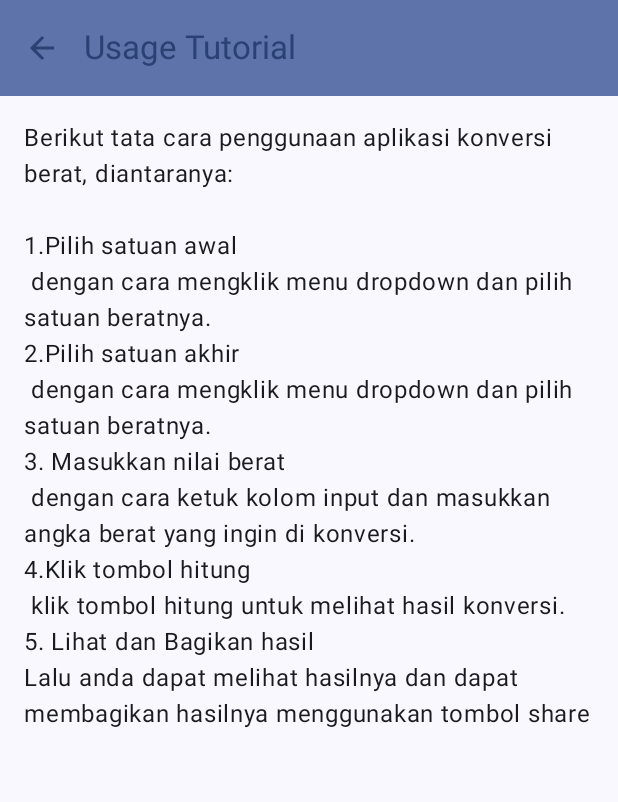
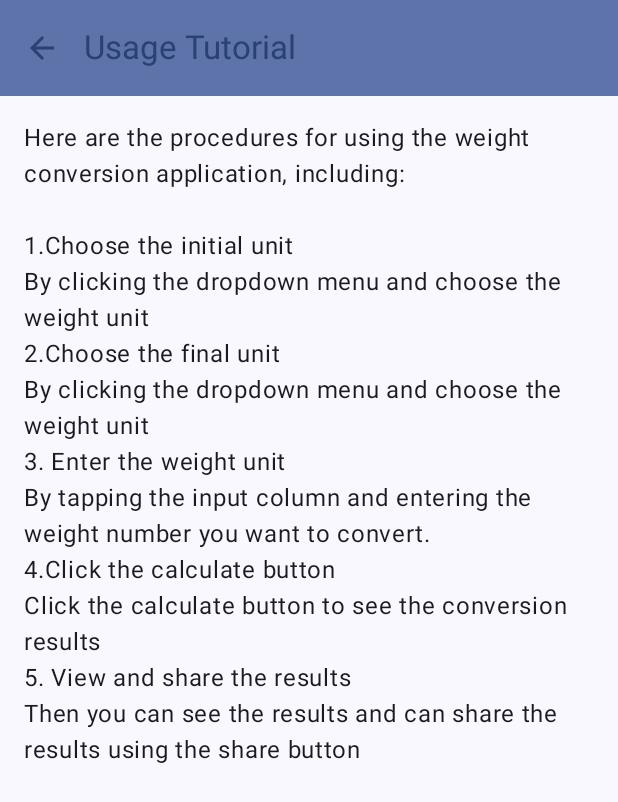
Before and after one commit to Aleaatapasya/Assesment1-Mobpro, an Android app built with Jetpack Compose: the TutorialScreen screen opened through its navigation route, on a phone screen of 412 x 824 dp. Shown: the top 802 px of the screen. Run offline under Robolectric (Android 15) with nearby library versions, the phone set to English and light mode, and no system bars.

Commit message:
memperbaiki share data dan rumus hasil yang kurang tepat

```diff
--- a/app/src/main/res/values/strings.xml
+++ b/app/src/main/res/values/strings.xml
@@ -13,15 +13,15 @@
     <string name="satuan_akhir">Choose final unit</string>
     <string name="input">Enter the Weight</string>
     <string name="input_invalid">Cannot be empty</string>
-    <string name="button">Count</string>
-    <string name="hasil">%1$.6f %2$s</string>
+    <string name="button">Calculate</string>
+    <string name="hasil">%1$s %2$s</string>
     <string name="tentang_aplikasi">About Screen</string>
     <string name="copyright">The Weight Unit Conversion Application is an Android application that is made to assist users in converting from one unit of weight to another. Then this application is equipped with a share feature to help users if they want to share their conversion results\n\n This application was created for Assesment 1 Programming for Mobile Devices 1\n\nCopyright© 2025–2026 Alea Atapasya.\nAll rights reserved</string>
     <string name="menu_overflow">Menu Overflow</string>
     <string name="tutorial">Usage Tutorial</string>
     <string name="kembali">Back</string>
-    <string name="deskripsi">Berikut tata cara penggunaan aplikasi konversi berat, diantaranya:\n\n1.Pilih satuan awal\n dengan cara mengklik menu dropdown dan pilih satuan beratnya.\n2.Pilih satuan akhir\n dengan cara mengklik menu dropdown dan pilih satuan beratnya.\n3. Masukkan nilai berat\n dengan cara ketuk kolom input dan masukkan angka berat yang ingin di konversi.\n4.Klik tombol hitung\n klik tombol hitung untuk melihat hasil konversi.\n5. Lihat dan Bagikan hasil\nLalu anda dapat melihat hasilnya dan dapat membagikan hasilnya menggunakan tombol share</string>
+    <string name="deskripsi">Here are the procedures for using the weight conversion application, including:\n\n1.Choose the initial unit\nBy clicking the dropdown menu and choose the weight unit\n2.Choose the final unit\nBy clicking the dropdown menu and choose the weight unit\n3. Enter the weight unit\nBy tapping the input column and entering the weight number you want to convert.\n4.Click the calculate button\nClick the calculate button to see the conversion results\n5. View and share the results\nThen you can see the results and can share the results using the share button</string>
     <string name="bagikan">Share</string>
-    <string name="bagikan_template">Initial Unit: %s\nConverted To: %s\n\n Hasil Konversi: %.6f</string>
+    <string name="bagikan_template">Initial Unit: %1$s\nConverted To: %2$s\n\nValue before conversiom: %3$s %1$s Results after conversion: %4$s %2$s</string>
 
 </resources>
```
Also changed, not shown: app/src/main/java/com/aleaatapasya0002/assesment1/ui/screen/MainScreen.kt (+12 -2 lines), 1 other file.
